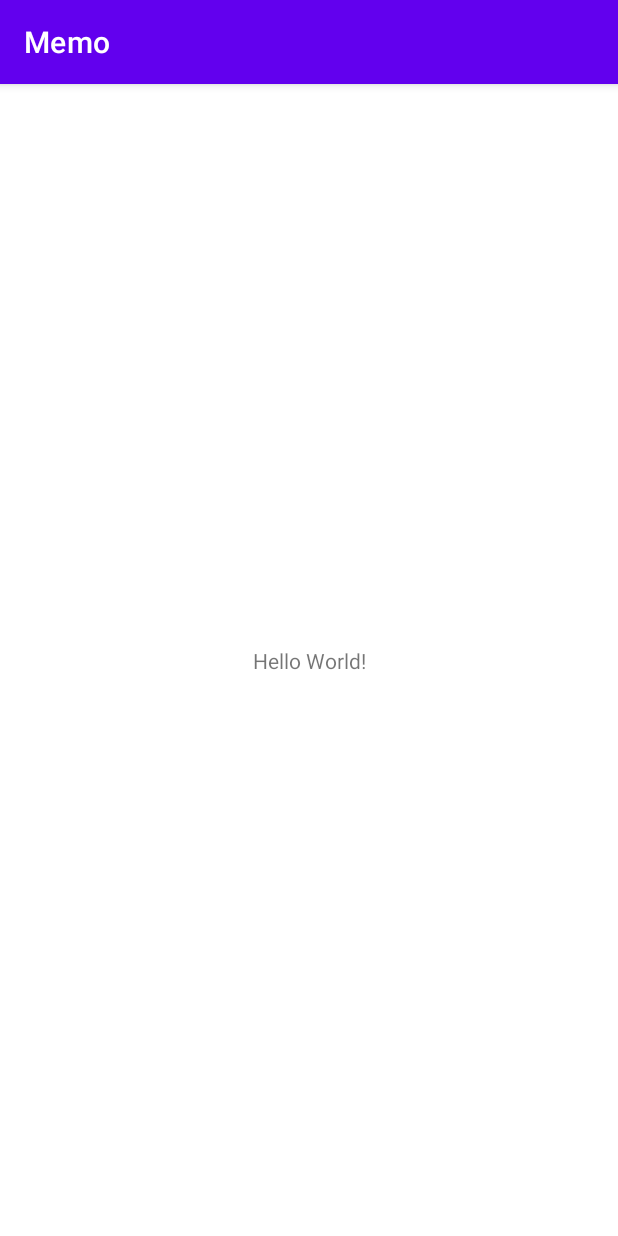
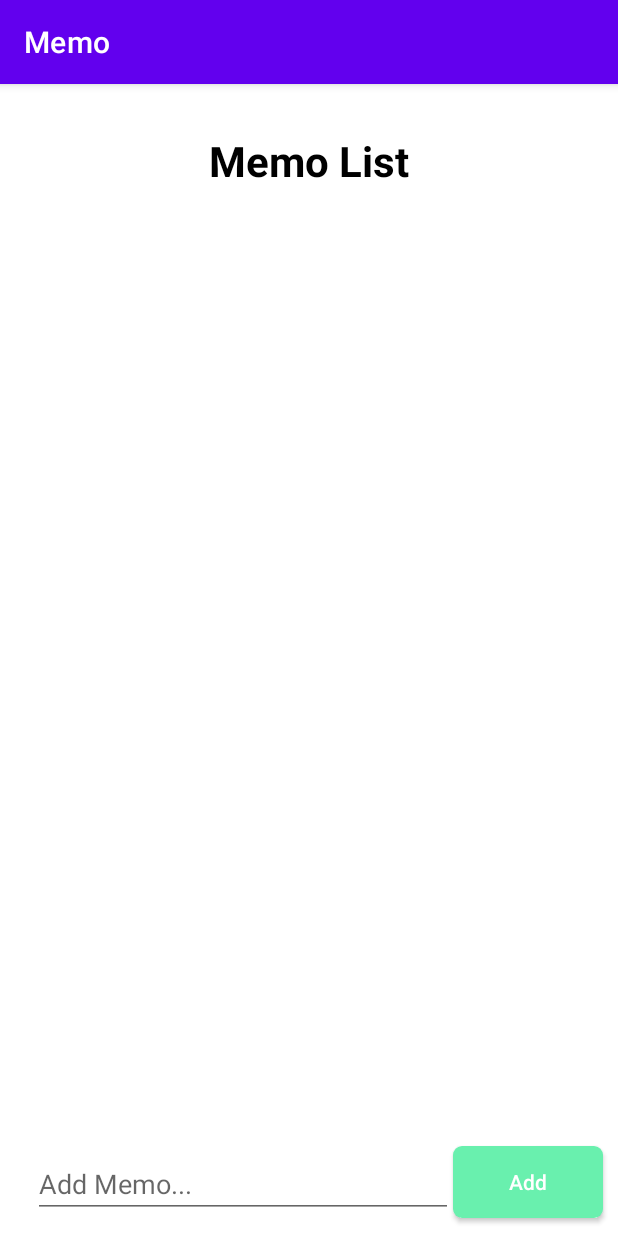
Before and after one commit to Elliotelon/2021_Library-Room_Android, an Android app: the screen it shows after launch (MainActivity), on a phone screen of 412 x 824 dp. Run offline under Robolectric (Android 15) with nearby library versions, the phone set to English and light mode, and no system bars.

Commit message:
Room Library Memo UI 구성

```diff
--- /dev/null
+++ b/app/src/main/res/drawable/button_green.xml
@@ -0,0 +1,7 @@
+<?xml version="1.0" encoding="utf-8"?>
+<shape xmlns:android="http://schemas.android.com/apk/res/android">
+    <solid android:color="@color/Green"/>
+
+    <corners
+        android:radius="6dp"/>
+</shape>
--- a/app/src/main/res/layout/activity_main.xml
+++ b/app/src/main/res/layout/activity_main.xml
@@ -7,12 +7,46 @@
     tools:context=".MainActivity">
 
     <TextView
+        android:id="@+id/title"
         android:layout_width="wrap_content"
         android:layout_height="wrap_content"
-        android:text="Hello World!"
-        app:layout_constraintBottom_toBottomOf="parent"
-        app:layout_constraintLeft_toLeftOf="parent"
-        app:layout_constraintRight_toRightOf="parent"
+        android:layout_marginTop="32dp"
+        android:text="Memo List"
+        android:textColor="@color/black"
+        android:textSize="28sp"
+        android:textStyle="bold"
+        app:layout_constraintEnd_toEndOf="parent"
+        app:layout_constraintStart_toStartOf="parent"
         app:layout_constraintTop_toTopOf="parent" />
 
+    <androidx.recyclerview.widget.RecyclerView
+        android:layout_width="match_parent"
+        android:layout_height="0dp"
+        android:layout_margin="20dp"
+        app:layout_constraintBottom_toTopOf="@id/edittext_memo"
+        app:layout_constraintTop_toBottomOf="@id/title"/>
+
+    <EditText
+        android:id="@+id/edittext_memo"
+        android:layout_marginBottom="12dp"
+        android:layout_marginStart="22dp"
+        app:layout_constraintBottom_toBottomOf="parent"
+        app:layout_constraintStart_toStartOf="parent"
+        android:hint="Add Memo..."
+        android:layout_width="280dp"
+        android:layout_height="wrap_content"/>
+
+    <androidx.appcompat.widget.AppCompatButton
+        android:id="@+id/button_add"
+        app:layout_constraintEnd_toEndOf="parent"
+        android:layout_marginBottom="12dp"
+        app:layout_constraintBottom_toBottomOf="parent"
+        app:layout_constraintStart_toEndOf="@id/edittext_memo"       android:textAllCaps="false"
+        android:text="Add"
+        android:textColor="@color/white"
+        android:layout_marginEnd="10dp"
+        android:background="@drawable/button_green"
+        android:layout_width="0dp"
+        android:layout_height="wrap_content"/>
+
 </androidx.constraintlayout.widget.ConstraintLayout>
--- a/app/src/main/res/values/colors.xml
+++ b/app/src/main/res/values/colors.xml
@@ -7,4 +7,6 @@
     <color name="teal_700">#FF018786</color>
     <color name="black">#FF000000</color>
     <color name="white">#FFFFFFFF</color>
+
+    <color name="Green">#69F0AE</color>
 </resources>
```
